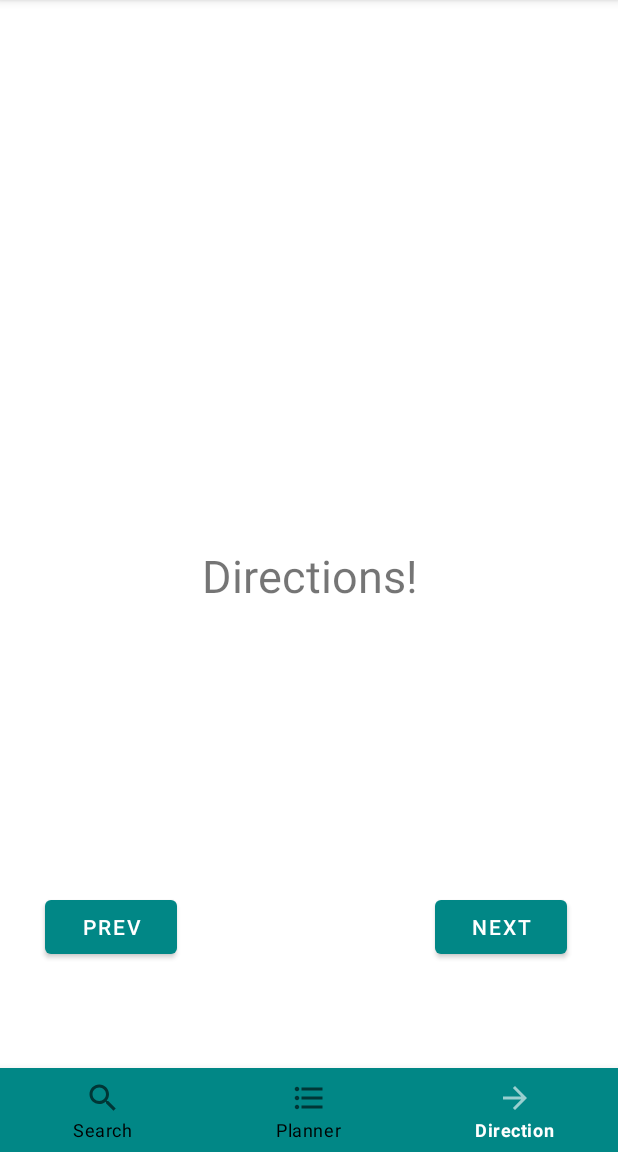
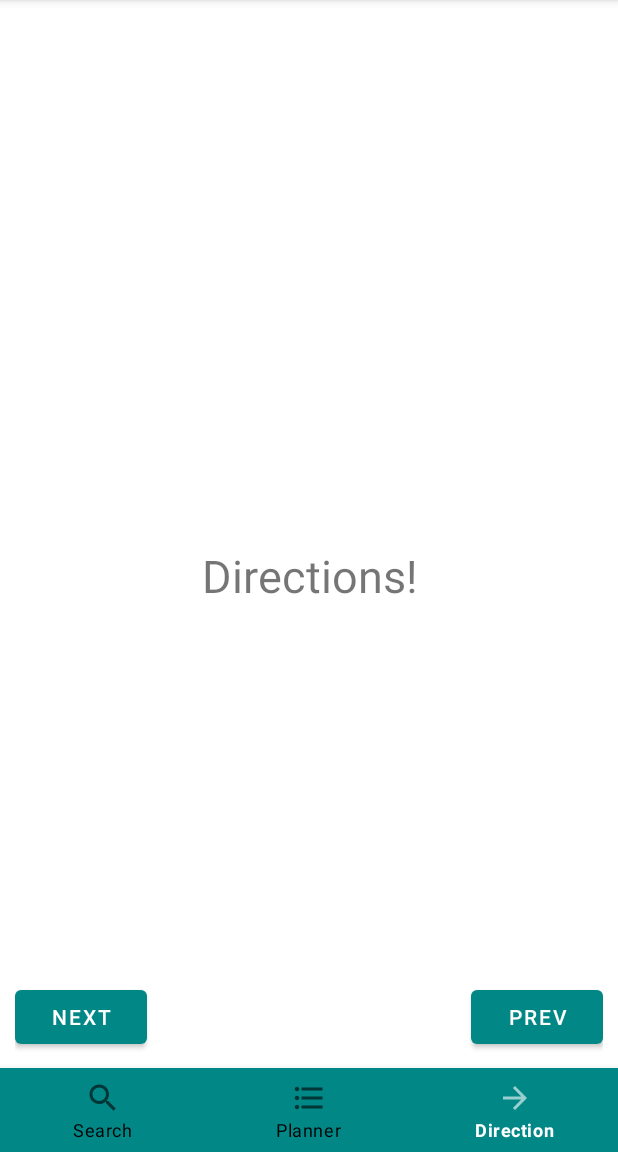
Before and after one commit to CSE-110-Spring-2022/zooseeker-cse-110-team-24, an Android app: the DirectionActivity screen opened directly, with no data from a screen before it, on a phone screen of 412 x 824 dp, the part 84-1236 px from its top. Run offline under Robolectric (Android 15) with nearby library versions, the phone set to English and light mode, and no system bars; our stand-ins replace Room's generated code; libraries missing offline, so code that uses them is left out: org.jgrapht, org.jgrapht.graph, org.jgrapht.nio; 6 statements that could not run were skipped.

Commit message:
minor fix of direction ui; changed search startwith to substring

```diff
--- a/app/src/main/java/com/example/zooseekerteam24/SearchResultAdapter.java
+++ b/app/src/main/java/com/example/zooseekerteam24/SearchResultAdapter.java
@@ -106,7 +106,7 @@ public class SearchResultAdapter extends ArrayAdapter<ZooData.Node> {
             if (constraint != null){
                 String filterPattern = constraint.toString().toLowerCase().trim();
                 filteredExhibits = allExhibits.stream()
-                        .filter(e-> e.tags.stream().anyMatch(tag -> tag.startsWith(filterPattern)))
+                        .filter(e-> e.tags.stream().anyMatch(tag -> tag.contains(filterPattern)))
                         .collect(Collectors.toList());
 
             }
--- a/app/src/main/res/layout/activity_direction.xml
+++ b/app/src/main/res/layout/activity_direction.xml
@@ -20,6 +20,7 @@
         android:layout_width="wrap_content"
         android:layout_height="wrap_content"
         android:layout_centerHorizontal="true"
+        android:layout_alignParentTop="true"
         android:text=""
         android:textSize="30sp" />
 
@@ -33,14 +34,18 @@
         app:itemTextColor="@drawable/selector"
         app:itemIconTint="@drawable/selector"/>
 
+    <RelativeLayout
+        android:layout_width="match_parent"
+        android:layout_height="wrap_content"
+        android:layout_above="@id/btmNavi"
+        android:layout_marginBottom="10dp"
+        android:paddingHorizontal="10dp">
+
         <Button
             android:id="@+id/nextBtn"
             android:layout_width="wrap_content"
             android:layout_height="wrap_content"
-        android:layout_alignParentBottom="true"
-        android:layout_marginStart="290dp"
-        android:layout_marginTop="-8dp"
-        android:layout_marginBottom="126dp"
+            android:layout_alignParentStart="true"
             android:onClick="onNextButtonClicked"
             android:text="Next" />
 
@@ -48,11 +53,10 @@
             android:id="@+id/prevBtn"
             android:layout_width="wrap_content"
             android:layout_height="wrap_content"
-        android:layout_alignParentBottom="true"
-        android:layout_marginStart="30dp"
-        android:layout_marginTop="-8dp"
-        android:layout_marginBottom="126dp"
+            android:layout_alignParentEnd="true"
             android:onClick="onPrevButtonClicked"
             android:text="Prev" />
+    </RelativeLayout>
+
 
 </RelativeLayout>
```
Also changed, not shown: 1 other file. Lines whose indentation alone changed are shown as unchanged.
